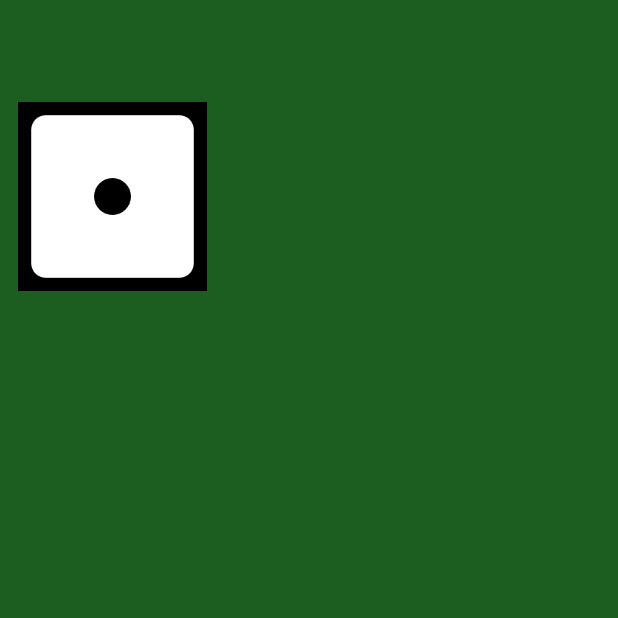
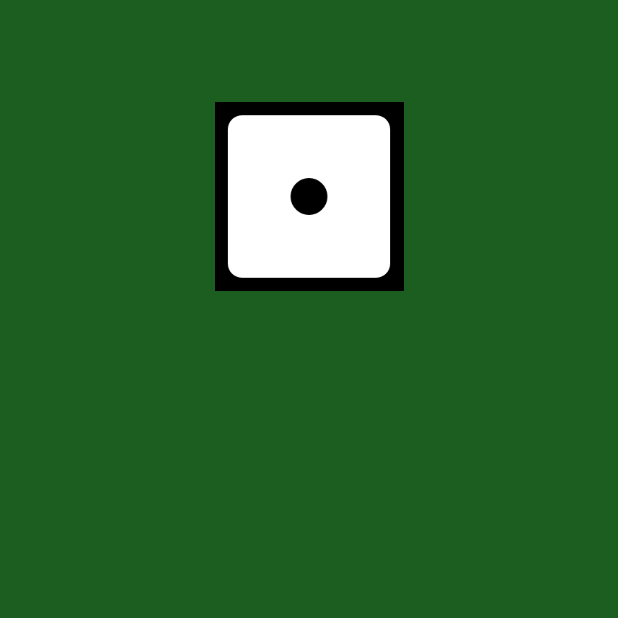
Before and after one commit to aqashyy/dice-roll-app, a Flutter app: the screen it shows after launch, on a phone screen of 412 x 824 dp, the top half of it. Run offline on Flutter 3.47's test engine with Material 3 defaults, Android fonts, the phone set to English and light mode, and no system bars.

Commit message:
added image button

```diff
--- a/lib/main.dart
+++ b/lib/main.dart
@@ -18,13 +18,14 @@ class DicePage extends StatelessWidget {
   @override
   Widget build(BuildContext context) {
     return Row(
+      mainAxisAlignment: MainAxisAlignment.center,
       children: [
         Container(
           height: 150.0,
           width: 150.0,
           child: TextButton(
             onPressed: (){},
-            child: Image(image: AssetImage('images/dice-one.png')),
+            child: Image.asset('images/dice-one.png'),
             ),
            ),
       ],
```
